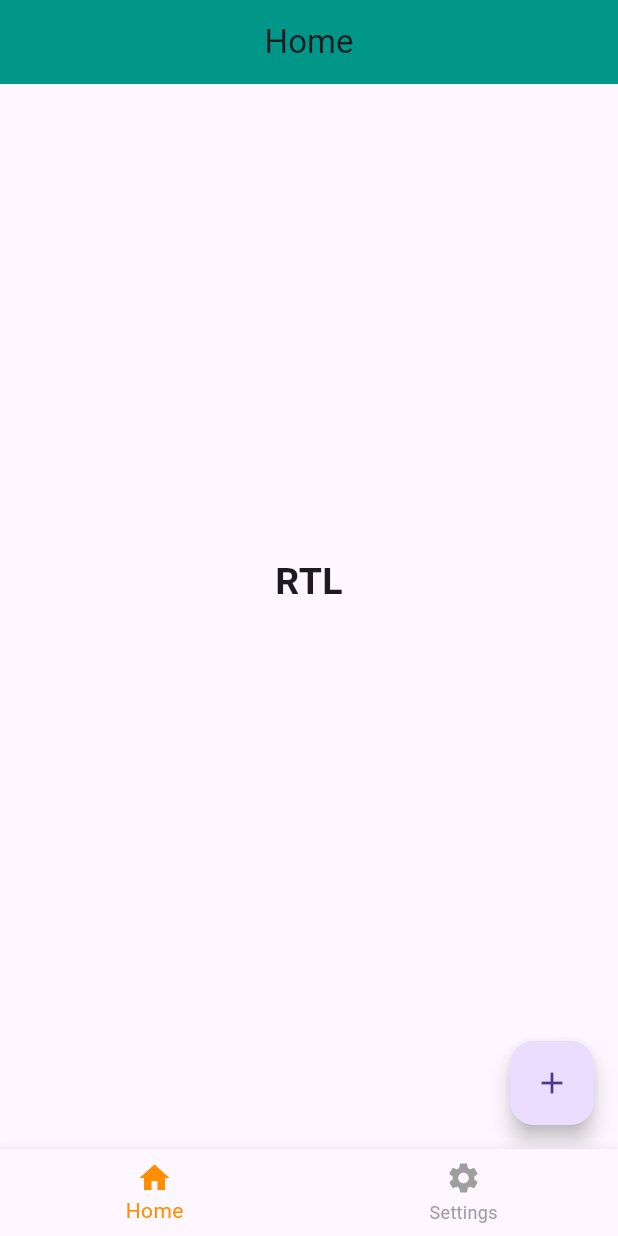
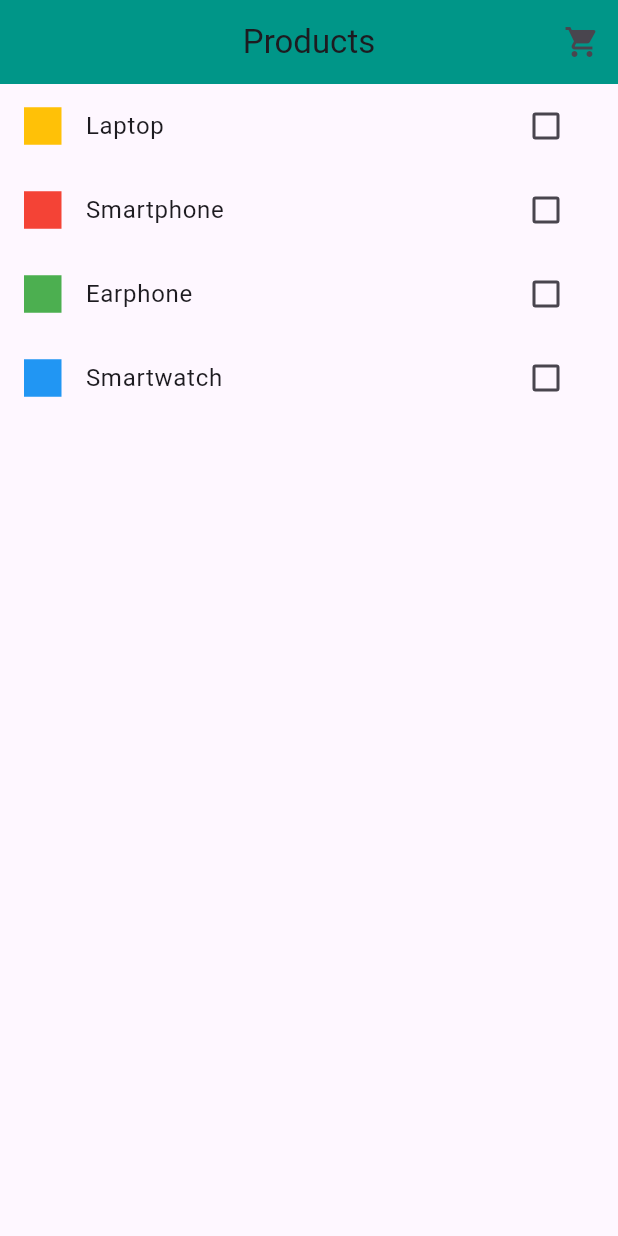
Before and after one commit to Md-LatifurRatul/flutter-provider, a Flutter app: the screen it shows after launch, on a phone screen of 412 x 824 dp. Run offline on Flutter 3.47's test engine with Material 3 defaults, Android fonts, the phone set to English and light mode, and no system bars.

Commit message:
add product, remove product, cart total

```diff
--- a/lib/app.dart
+++ b/lib/app.dart
@@ -1,65 +1,20 @@
 import 'package:flutter/material.dart';
-import 'package:flutter_provider/presentation/pages/main_bottom_nav_bar.dart';
-import 'package:flutter_provider/presentation/providers/navbar_provider.dart';
-import 'package:flutter_provider/presentation/providers/user_provider.dart';
-import 'package:provider/provider.dart';
+import 'package:flutter_provider/presentation/pages/product_home_page.dart';
 
 class MyApp extends StatelessWidget {
   const MyApp({super.key});
 
   @override
   Widget build(BuildContext context) {
-    return MultiProvider(
-      providers: [
-        ChangeNotifierProvider<NavbarProvider>(
-          create: (context) => NavbarProvider(),
-        ),
-        ChangeNotifierProvider<UserProvider>(
-          create: (context) => UserProvider(),
-        ),
-      ],
-      child: MaterialApp(
-        theme: ThemeData(
-          appBarTheme: AppBarTheme(color: Colors.teal, centerTitle: true),
-        ),
-        debugShowCheckedModeBanner: false,
-        home: const MainBottomNavBar(),
+    return MaterialApp(
+      title: 'Flutter Provider',
+      theme: ThemeData(
+        colorScheme: ColorScheme.fromSeed(seedColor: Colors.deepPurple),
+        useMaterial3: true,
+        appBarTheme: AppBarTheme(color: Colors.teal, centerTitle: true),
       ),
+      debugShowCheckedModeBanner: false,
+      home: const ProductHomePage(),
     );
   }
 }
-
-
-
-
-
-/// provider home, provider value notifier, counter provider
-
-// import 'package:flutter/material.dart';
-// import 'package:flutter_provider/presentation/pages/home_page.dart';
-// import 'package:flutter_provider/presentation/pages/provider_home.dart';
-// import 'package:flutter_provider/presentation/pages/provider_value_notifier_home.dart';
-// import 'package:flutter_provider/presentation/providers/counter_provider.dart';
-// import 'package:provider/provider.dart';
-
-// class MyApp extends StatelessWidget {
-//   const MyApp({super.key});
-
-//   @override
-//   Widget build(BuildContext context) {
-//     return MaterialApp(
-//       theme: ThemeData(
-//         appBarTheme: AppBarTheme(color: Colors.teal, centerTitle: true),
-//       ),
-//       debugShowCheckedModeBanner: false,
-//       home: ChangeNotifierProvider<CounterProvider>(
-//         create: (context) => CounterProvider(),
-//         child: const ProviderHome(),
-//       ),
-      // home: ChangeNotifierProvider<ValueNotifier<int>>(
-      //   create: (context) => ValueNotifier<int>(0),
-      //   child: const ProviderValueNotifierHome(),
-      // ),
-//     );
-//   }
-// }
--- /dev/null
+++ b/lib/presentation/consts/product.dart
@@ -0,0 +1,15 @@
+import 'package:flutter/material.dart';
+
+class Product {
+  final int id;
+  final String name;
+  final double price;
+  final Color color;
+
+  Product({
+    required this.id,
+    required this.name,
+    required this.price,
+    required this.color,
+  });
+}
--- /dev/null
+++ b/lib/presentation/model/products_list.dart
@@ -0,0 +1,31 @@
+import 'package:flutter/material.dart';
+import 'package:flutter_provider/presentation/consts/product.dart';
+
+class ProductsList {
+  List<Product> Products = [
+    Product(
+      id: 0,
+      name: 'Laptop',
+      price: 30000,
+      color: Colors.amber,
+    ),
+    Product(
+      id: 1,
+      name: 'Smartphone',
+      price: 15000,
+      color: Colors.red,
+    ),
+    Product(
+      id: 2,
+      name: 'Earphone',
+      price: 1500,
+      color: Colors.green,
+    ),
+    Product(
+      id: 3,
+      name: 'Smartwatch',
+      price: 5000,
+      color: Colors.blue,
+    ),
+  ];
+}
--- a/lib/presentation/pages/home_page.dart
+++ /dev/null
@@ -1,46 +0,0 @@
-import 'package:flutter/material.dart';
-import 'package:flutter_provider/presentation/providers/user_provider.dart';
-import 'package:provider/provider.dart';
-
-class HomePage extends StatelessWidget {
-  const HomePage({super.key});
-
-  @override
-  Widget build(BuildContext context) {
-    print('Build----1');
-    return Scaffold(
-      appBar: AppBar(
-        title: const Text('Home'),
-      ),
-      body: Center(
-        child: Column(
-          mainAxisAlignment: MainAxisAlignment.center,
-          children: [
-            Text(
-              context.watch<UserProvider>().userName ?? '',
-              style: TextStyle(
-                fontWeight: FontWeight.bold,
-                fontSize: 25,
-              ),
-            ),
-            const SizedBox(
-              height: 10,
-            ),
-            Text(
-              "",
-              style: TextStyle(
-                fontWeight: FontWeight.bold,
-                color: Colors.blue,
-                fontSize: 25,
-              ),
-            ),
-          ],
-        ),
-      ),
-      floatingActionButton: FloatingActionButton(
-        onPressed: () {},
-        child: Icon(Icons.add),
-      ),
-    );
-  }
-}
--- a/lib/presentation/pages/main_bottom_nav_bar.dart
+++ /dev/null
@@ -1,44 +0,0 @@
-import 'package:flutter/material.dart';
-import 'package:flutter_provider/presentation/pages/home_page.dart';
-import 'package:flutter_provider/presentation/pages/settings_page.dart';
-import 'package:flutter_provider/presentation/providers/navbar_provider.dart';
-import 'package:provider/provider.dart';
-
-class MainBottomNavBar extends StatefulWidget {
-  const MainBottomNavBar({super.key});
-
-  @override
-  State<MainBottomNavBar> createState() => _MainBottomNavBarState();
-}
-
-class _MainBottomNavBarState extends State<MainBottomNavBar> {
-  List<Widget> _pages = [
-    const HomePage(),
-    const SettingsPage(),
-  ];
-
-  @override
-  Widget build(BuildContext context) {
-    print('Navbar build---');
-
-    return Scaffold(
-      body: Consumer<NavbarProvider>(
-          builder: (_, counter, child) => _pages[counter.selectedIndex]),
-      bottomNavigationBar: BottomNavigationBar(
-        showSelectedLabels: true,
-        onTap: (index) {
-          final navController =
-              Provider.of<NavbarProvider>(context, listen: false);
-          navController.onItemTapped(index);
-        },
-        currentIndex: context.watch<NavbarProvider>().selectedIndex,
-        selectedItemColor: Colors.amber[800],
-        unselectedItemColor: Colors.grey,
-        items: [
-          BottomNavigationBarItem(icon: Icon(Icons.home), label: 'Home'),
-          BottomNavigationBarItem(icon: Icon(Icons.settings), label: 'Settings')
-        ],
-      ),
-    );
-  }
-}
--- /dev/null
+++ b/lib/presentation/pages/product_home_page.dart
@@ -0,0 +1,67 @@
+import 'package:flutter/material.dart';
+import 'package:flutter_provider/presentation/consts/product.dart';
+import 'package:flutter_provider/presentation/model/products_list.dart';
+import 'package:flutter_provider/presentation/pages/cart_page.dart';
+import 'package:flutter_provider/presentation/providers/cart_provider.dart';
+import 'package:provider/provider.dart';
+
+class ProductHomePage extends StatelessWidget {
+  const ProductHomePage({super.key});
+
+  @override
+  Widget build(BuildContext context) {
+    final ProductsList _products = ProductsList();
+    return Scaffold(
+      appBar: _homeAppBar(context),
+      body: _buildHomeUI(context, _products),
+    );
+  }
+
+  PreferredSizeWidget _homeAppBar(BuildContext context) {
+    return AppBar(
+      title: const Text('Products'),
+      actions: [
+        IconButton(
+          onPressed: () {
+            Navigator.of(context).push(
+              MaterialPageRoute(
+                builder: (context) => const CartPage(),
+              ),
+            );
+          },
+          icon: Icon(Icons.shopping_cart),
+        ),
+      ],
+    );
+  }
+
+  Widget _buildHomeUI(BuildContext context, ProductsList productList) {
+    CartProvider cartProvider = Provider.of<CartProvider>(context);
+
+    return ListView.builder(
+      itemCount: productList.Products.length,
+      itemBuilder: (context, index) {
+        Product product = productList.Products[index];
+
+        return ListTile(
+          leading: Container(
+            height: 25,
+            width: 25,
+            color: product.color,
+          ),
+          title: Text(product.name),
+          trailing: Checkbox(
+            value: cartProvider.items.any((item) => item.id == product.id),
+            onChanged: (value) {
+              if (value == true) {
+                cartProvider.addProduct(product);
+              } else {
+                cartProvider.removeProduct(product.id);
+              }
+            },
+          ),
+        );
+      },
+    );
+  }
+}
```
Also changed, not shown: lib/main.dart (+8 -1 lines), lib/presentation/pages/cart_page.dart (added, +52 -0 lines), lib/presentation/pages/provider_home.dart (deleted, +0 -50 lines), lib/presentation/pages/provider_value_notifier_home.dart (deleted, +0 -50 lines), lib/presentation/pages/settings_page.dart (deleted, +0 -78 lines), lib/presentation/providers/cart_provider.dart (added, +26 -0 lines).
